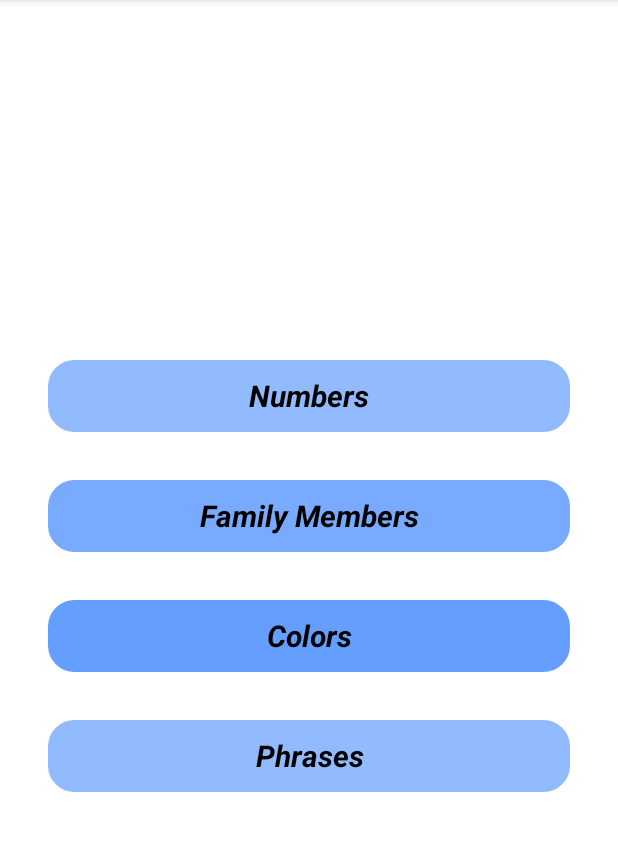
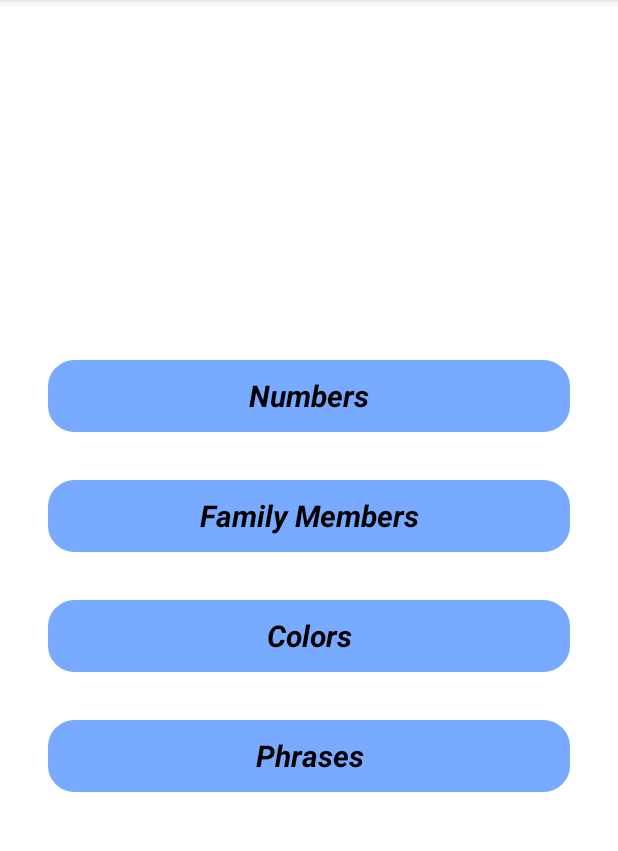
Before and after one commit to Abizer-R/LearnHindi, an Android app: the screen it shows after launch (MainActivity), on a phone screen of 412 x 824 dp, the part 84-935 px from its top. Run offline under Robolectric (Android 15) with nearby library versions, the light colour scheme and no system bars.

Commit message:
Changed color

```diff
--- a/app/src/main/java/com/example/englishtohindi/MainActivity.java
+++ b/app/src/main/java/com/example/englishtohindi/MainActivity.java
@@ -9,17 +9,14 @@ import android.widget.TextView;
 
 public class MainActivity extends AppCompatActivity {
 
-    private TextView numbersTextView;
-    private TextView familyTextView;
-    private TextView colorsTextView;
-    private TextView phrasesTextView;
-
     @Override
     protected void onCreate(Bundle savedInstanceState) {
         super.onCreate(savedInstanceState);
         setContentView(R.layout.activity_main);
 
-        numbersTextView = findViewById(R.id.numbersTextView);
+
+        TextView numbersTextView = findViewById(R.id.numbersTextView);
+
         numbersTextView.setOnClickListener(new View.OnClickListener() {
             @Override
             public void onClick(View view) {
@@ -28,7 +25,7 @@ public class MainActivity extends AppCompatActivity {
             }
         });
 
-        familyTextView = findViewById(R.id.familyTextView);
+        TextView familyTextView = findViewById(R.id.familyTextView);
         familyTextView.setOnClickListener(new View.OnClickListener() {
             @Override
             public void onClick(View view) {
@@ -37,7 +34,7 @@ public class MainActivity extends AppCompatActivity {
             }
         });
 
-        colorsTextView = findViewById(R.id.colorsTextView);
+        TextView colorsTextView = findViewById(R.id.colorsTextView);
         colorsTextView.setOnClickListener(new View.OnClickListener() {
             @Override
             public void onClick(View view) {
@@ -46,7 +43,7 @@ public class MainActivity extends AppCompatActivity {
             }
         });
 
-        phrasesTextView = findViewById(R.id.phrasesTextView);
+        TextView phrasesTextView = findViewById(R.id.phrasesTextView);
         phrasesTextView.setOnClickListener(new View.OnClickListener() {
             @Override
             public void onClick(View view) {
--- a/app/src/main/res/values/colors.xml
+++ b/app/src/main/res/values/colors.xml
@@ -10,8 +10,8 @@
 
     <color name="colorPrimary">#4285F4</color>
     <color name="colorPrimaryVariant">#3367D6</color>
-    <color name="color_numbers">#92BBFF</color>
+    <color name="color_numbers">#78AAFF</color>
     <color name="color_family">#78AAFF</color>
-    <color name="color_colors">#649EFF</color>
-    <color name="color_phrases">#92BBFF</color>
+    <color name="color_colors">#78AAFF</color>
+    <color name="color_phrases">#78AAFF</color>
 </resources>
```
